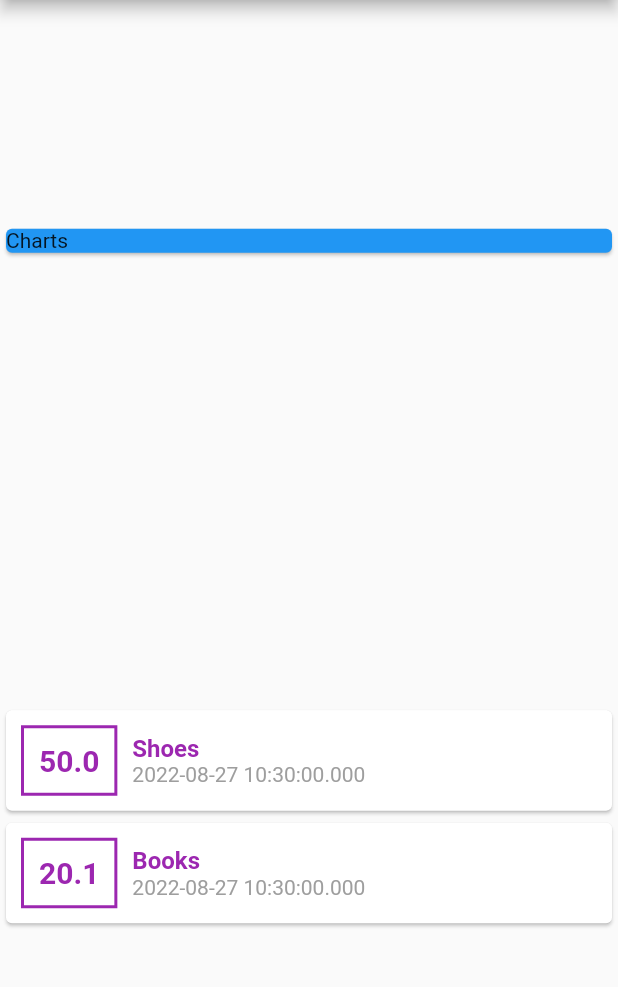
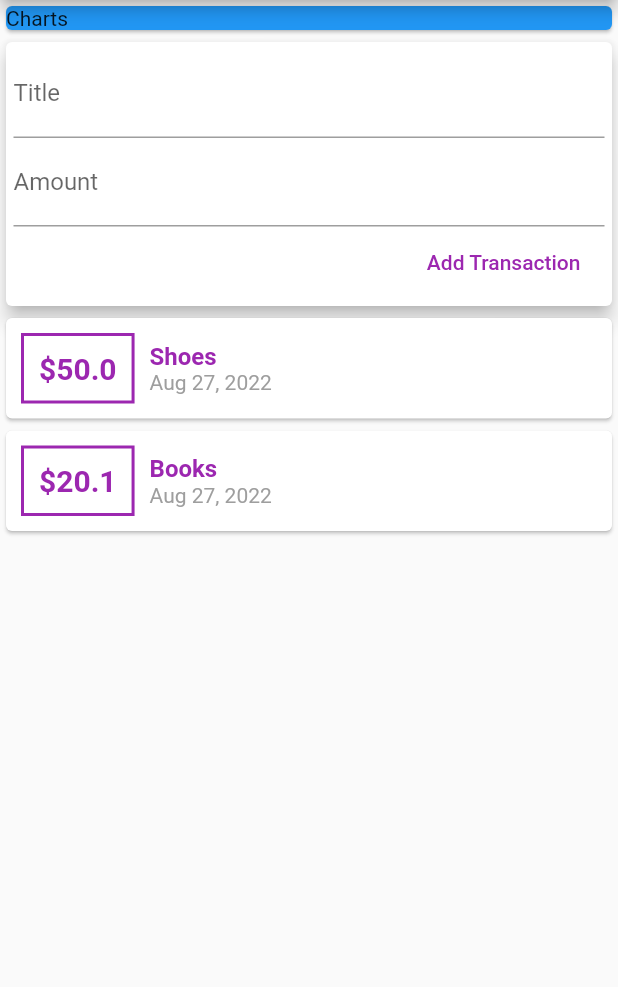
Before and after one commit to Engr-Afaq-Iqbal/Personal-Expenses-App, a Flutter app: the screen it shows after launch, on a phone screen of 412 x 824 dp, the part 84-1071 px from its top. Run offline on Flutter 3.47's test engine with Material 2 defaults, Android fonts, the phone set to English and light mode, and no system bars.

Commit message:
TextFields for inputs are added

```diff
--- a/lib/main.dart
+++ b/lib/main.dart
@@ -1,5 +1,6 @@
 import 'package:flutter/material.dart';
 import 'package:personal_expenses_app/transaction.dart';
+import 'package:intl/intl.dart';
 
 void main() {
   runApp(PE());
@@ -20,6 +21,8 @@ class PE extends StatelessWidget {
       date: DateTime.now(),
     )
   ];
+  String ntitle = '';
+  String namount = '';
   @override
   Widget build(BuildContext context) {
     return MaterialApp(
@@ -29,7 +32,7 @@ class PE extends StatelessWidget {
           title: Text('Personal Expenses App'),
         ),
         body: Column(
-            mainAxisAlignment: MainAxisAlignment.spaceAround,
+            //mainAxisAlignment: MainAxisAlignment.spaceAround,
             crossAxisAlignment: CrossAxisAlignment.stretch,
             children: [
               Container(
@@ -37,6 +40,40 @@ class PE extends StatelessWidget {
                 child: Card(
                   color: Colors.blue,
                   child: Text('Charts'),
+                ),
+              ),
+              Card(
+                elevation: 5.0,
+                child: Container(
+                  padding: EdgeInsets.all(5.0),
+                  child: Column(
+                      crossAxisAlignment: CrossAxisAlignment.end,
+                      children: [
+                        TextField(
+                          decoration: InputDecoration(
+                            labelText: 'Title',
+                          ),
+                          onChanged: (val) => ntitle = val,
+                        ),
+                        TextField(
+                          decoration: InputDecoration(
+                            labelText: 'Amount',
+                          ),
+                          onChanged: (value) => namount = value,
+                        ),
+                        FlatButton(
+                          child: Text(
+                            'Add Transaction',
+                            style: TextStyle(
+                              color: Colors.purple,
+                            ),
+                          ),
+                          onPressed: () {
+                            print(ntitle);
+                            print(namount);
+                          },
+                        )
+                      ]),
                 ),
               ),
               Column(
@@ -57,7 +94,7 @@ class PE extends StatelessWidget {
                           ),
                           padding: EdgeInsets.all(10.0),
                           child: Text(
-                            tx.amount.toString(),
+                            '\$' + tx.amount.toString(),
                             style: TextStyle(
                               color: Colors.purple,
                               fontSize: 20.0,
@@ -66,7 +103,6 @@ class PE extends StatelessWidget {
                           ),
                         ),
                         Column(
-                          textDirection: TextDirection.ltr,
                           crossAxisAlignment: CrossAxisAlignment.start,
                           children: [
                             Text(
@@ -78,7 +114,7 @@ class PE extends StatelessWidget {
                               ),
                             ),
                             Text(
-                              tx.date.toString(),
+                              DateFormat.yMMMd().format(tx.date),
                               style: TextStyle(
                                 color: Colors.grey,
                               ),
--- a/pubspec.yaml
+++ b/pubspec.yaml
@@ -30,10 +30,11 @@ dependencies:
   flutter:
     sdk: flutter
 
-
   # The following adds the Cupertino Icons font to your application.
   # Use with the CupertinoIcons class for iOS style icons.
   cupertino_icons: ^1.0.2
+  intl: ^0.17.0
+
 
 dev_dependencies:
   flutter_test:
```
Also changed, not shown: pubspec.lock.
